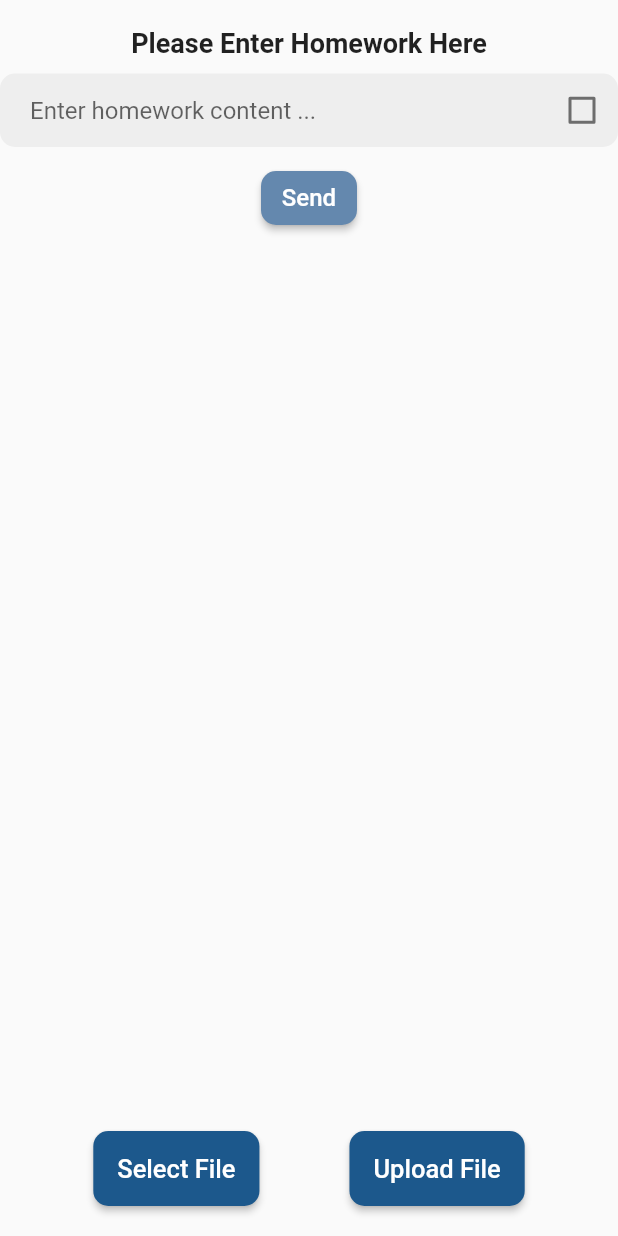
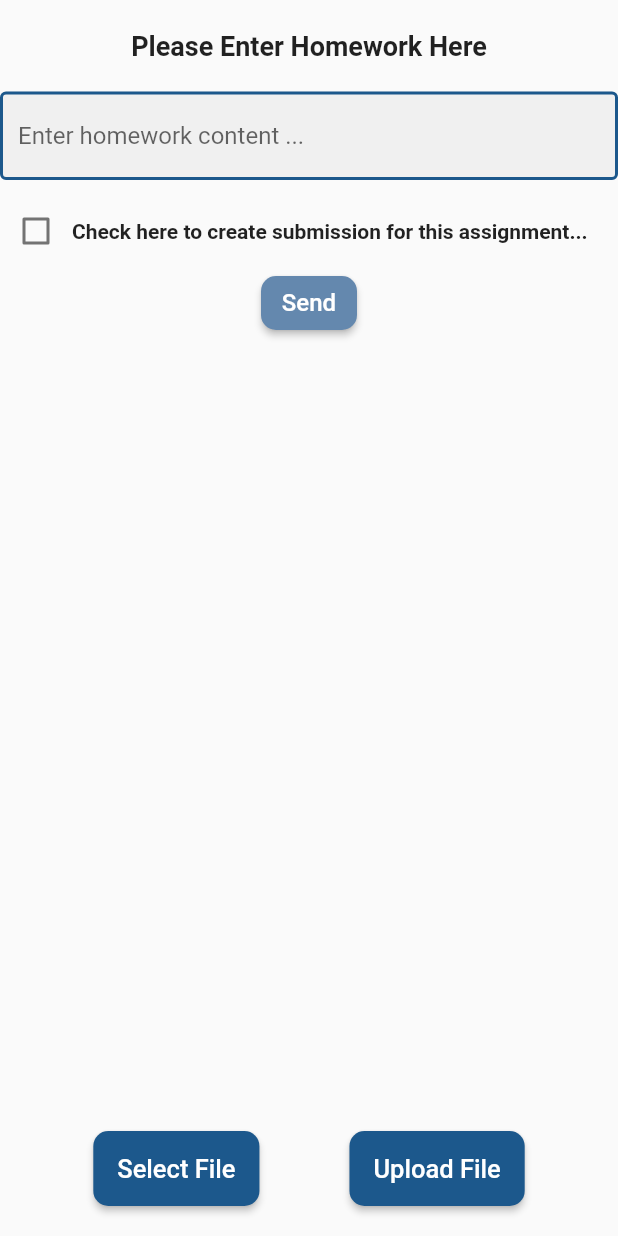
Before and after one commit to battletech45/Minerva, a Flutter app: the UploadHomework screen opened directly, on a phone screen of 412 x 824 dp. Run offline on Flutter 3.47's test engine with Material 2 defaults, Android fonts, the phone set to English and light mode, and no system bars; our stand-ins replace animated_splash_screen, cloud_firestore, dropdown_button2, file_picker, firebase_auth, firebase_core and 4 more; missing offline and left inert: flutter_survey; accounts and stored records are empty.

Commit message:
edited homework upload page

```diff
--- a/lib/View/TeacherView/HomeworksView/TeacherUploadHomework.dart
+++ b/lib/View/TeacherView/HomeworksView/TeacherUploadHomework.dart
@@ -6,15 +6,14 @@ import '../../../Model/WidgetProperties.dart';
 import 'package:firebase_storage/firebase_storage.dart';
 
 class UploadHomework extends StatefulWidget {
-  const UploadHomework({super.key});
 
   @override
   State<UploadHomework> createState() => _UploadHomeworkState();
 }
 
 class _UploadHomeworkState extends State<UploadHomework> {
+
   bool isChecked = false;
-
   PlatformFile? pickedFile;
   UploadTask? uploadTask;
   bool isSelected = false;
@@ -52,44 +51,42 @@ class _UploadHomeworkState extends State<UploadHomework> {
         child: Column(
           mainAxisAlignment: MainAxisAlignment.center,
           children: <Widget>[
-            Padding(padding: EdgeInsets.only(top: 18)),
+            SizedBox(height: 20.0),
             Text(
               'Please Enter Homework Here',
               style: TextStyle(fontSize: 18, fontWeight: FontWeight.bold),
               textAlign: TextAlign.center,
             ),
-            Padding(padding: EdgeInsets.only(top: 10)),
-            Padding(padding: EdgeInsets.symmetric(horizontal: 18)),
-
+            SizedBox(height: 20.0),
             TextFormField(
               onChanged: (value) {},
               validator: (value) {},
               decoration: InputDecoration(
+                enabledBorder: OutlineInputBorder(
+                    borderSide: BorderSide(width: 2, color: PageColors.mainColor)
+                ),
                 hintText: 'Enter homework content ...',
                 filled: true,
-                fillColor: Colors.grey[200],
                 border: OutlineInputBorder(
                   borderRadius: BorderRadius.circular(10.0),
                   borderSide: BorderSide.none,
                 ),
-                contentPadding:
-                    EdgeInsets.symmetric(vertical: 15, horizontal: 20),
-                suffixIcon: Container(
-                  margin: EdgeInsets.only(left: 10),
-                  child: Checkbox(value: isChecked,
-                      onChanged: (bool? value) {
-                    setState(() {
-                      isChecked =value ?? false;
-                    });
-                      },
-                    activeColor: Colors.green[300],
-                      ),
-                ),
-
               ),
+              maxLines: null,
+              keyboardType: TextInputType.multiline,
             ),
-            SizedBox(
-              height: 10,
+            SizedBox(height: 10.0),
+            Row(
+              mainAxisAlignment: MainAxisAlignment.start,
+              children: <Widget>[
+                Checkbox(
+                    value: isChecked,
+                    onChanged: (value) {
+                  setState(() {
+                    isChecked = value ?? false;
+                  });}),
+                Text('Check here to create submission for this assignment...', style: TextStyle(fontSize: 14, fontWeight: FontWeight.bold))
+              ],
             ),
             ElevatedButton(
               onPressed: () {},
```
